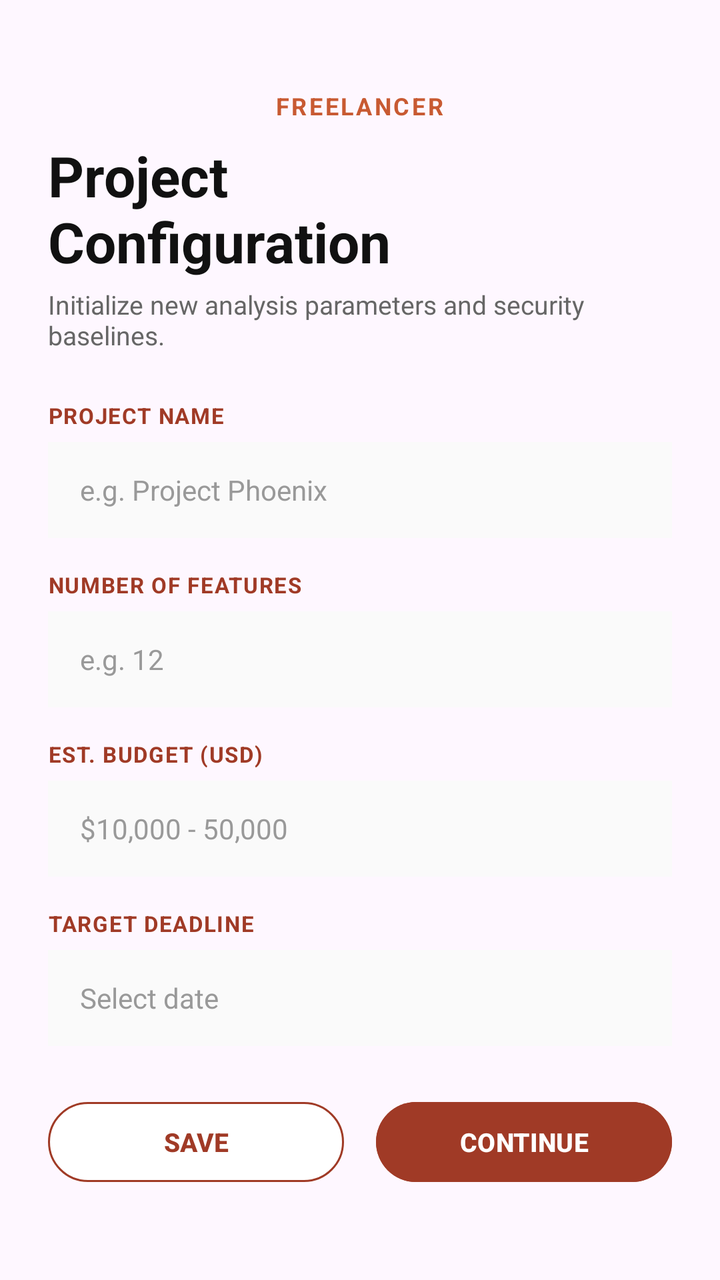
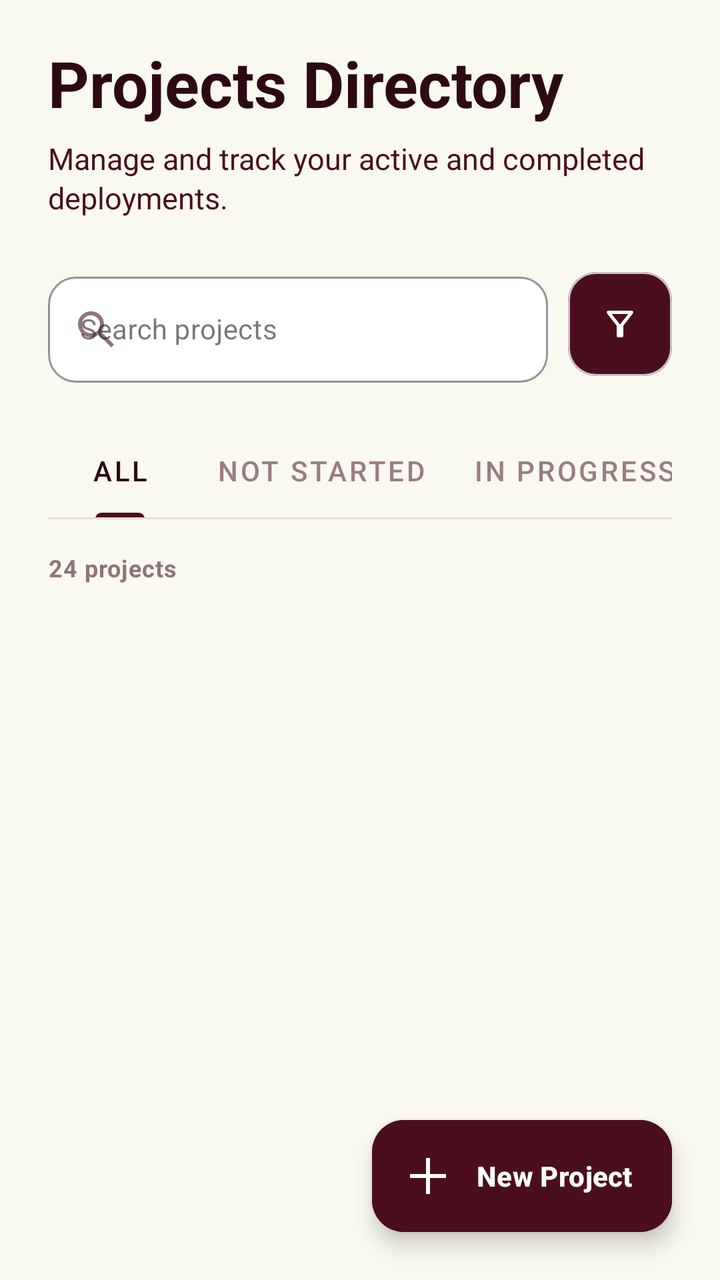

Before-and-after screenshots of an Android layout around one commit, followed by the original layout XML and the change that was made.
<!-- AndroidManifest.xml: application theme Theme.FreeLancer -->
<!-- res/layout/fragment_projects.xml -->
<?xml version="1.0" encoding="utf-8"?>
<ScrollView xmlns:android="http://schemas.android.com/apk/res/android"
    xmlns:app="http://schemas.android.com/apk/res-auto"
    android:layout_width="match_parent"
    android:layout_height="match_parent"

    android:fillViewport="true">

    <LinearLayout
        android:layout_width="match_parent"
        android:layout_height="wrap_content"
        android:gravity="center"
        android:orientation="vertical"
        >


            <LinearLayout
                android:layout_width="match_parent"
                android:layout_height="wrap_content"
                android:orientation="vertical"
                android:padding="24dp">

                
                <TextView
                    android:id="@+id/tvCategory"
                    android:layout_width="wrap_content"
                    android:layout_height="wrap_content"
                    android:layout_gravity="center_horizontal"
                    android:layout_marginBottom="8dp"
                    android:letterSpacing="0.1"
                    android:text="FREELANCER"
                    android:textColor="#C85A32"
                    android:textSize="12sp"
                    android:textStyle="bold" />

                
                <TextView
                    android:id="@+id/tvProjectTitle"
                    android:layout_width="wrap_content"
                    android:layout_height="wrap_content"
                    android:layout_marginBottom="4dp"
                    android:text="Project\nConfiguration"
                    android:textColor="#111111"
                    android:textSize="28sp"
                    android:textStyle="bold" />

                
                <TextView
                    android:id="@+id/tvProjectSubtitle"
                    android:layout_width="wrap_content"
                    android:layout_height="wrap_content"
                    android:layout_marginBottom="24dp"
                    android:text="Initialize new analysis parameters and security baselines."
                    android:textColor="#666666"
                    android:textSize="13sp" />

                
                <LinearLayout
                    android:id="@+id/projectFormContainer"
                    android:layout_width="match_parent"
                    android:layout_height="wrap_content"
                    android:orientation="vertical">

                    
                    <TextView
                        android:layout_width="wrap_content"
                        android:layout_height="wrap_content"
                        android:layout_marginBottom="6dp"
                        android:letterSpacing="0.05"
                        android:text="PROJECT NAME"
                        android:textColor="#A03A26"
                        android:textSize="11sp"
                        android:textStyle="bold" />

                    <EditText
                        android:id="@+id/etProjectName"
                        android:layout_width="match_parent"
                        android:layout_height="48dp"
                        android:layout_marginBottom="16dp"
                        android:background="#FAFAFA"
                        android:hint="e.g. Project Phoenix"
                        android:inputType="text"
                        android:paddingHorizontal="16dp"
                        android:textColor="#111111"
                        android:textColorHint="#999999"
                        android:textSize="14sp" />

                    
                    <TextView
                        android:layout_width="wrap_content"
                        android:layout_height="wrap_content"
                        android:layout_marginBottom="6dp"
                        android:letterSpacing="0.05"
                        android:text="NUMBER OF FEATURES"
                        android:textColor="#A03A26"
                        android:textSize="11sp"
                        android:textStyle="bold" />

                    <EditText
                        android:id="@+id/etFeatures"
                        android:layout_width="match_parent"
                        android:layout_height="48dp"
                        android:layout_marginBottom="16dp"
                        android:background="#FAFAFA"
                        android:hint="e.g. 12"
                        android:inputType="number"
                        android:paddingHorizontal="16dp"
                        android:textColor="#111111"
                        android:textColorHint="#999999"
                        android:textSize="14sp" />

                    
                    <TextView
                        android:layout_width="wrap_content"
                        android:layout_height="wrap_content"
                        android:layout_marginBottom="6dp"
                        android:letterSpacing="0.05"
                        android:text="EST. BUDGET (USD)"
                        android:textColor="#A03A26"
                        android:textSize="11sp"
                        android:textStyle="bold" />

                    <EditText
                        android:id="@+id/etBudget"
                        android:layout_width="match_parent"
                        android:layout_height="48dp"
                        android:layout_marginBottom="16dp"
                        android:background="#FAFAFA"
                        android:hint="$10,000 - 50,000"
                        android:inputType="text"
                        android:paddingHorizontal="16dp"
                        android:textColor="#111111"
                        android:textColorHint="#999999"
                        android:textSize="14sp" />

                    
                    <TextView
                        android:layout_width="wrap_content"
                        android:layout_height="wrap_content"
                        android:layout_marginBottom="6dp"
                        android:letterSpacing="0.05"
                        android:text="TARGET DEADLINE"
                        android:textColor="#A03A26"
                        android:textSize="11sp"
                        android:textStyle="bold" />

                    <EditText
                        android:id="@+id/etDeadline"
                        android:layout_width="match_parent"
                        android:layout_height="48dp"
                        android:layout_marginBottom="24dp"
                        android:background="#FAFAFA"
                        android:clickable="true"
                        android:focusable="false"
                        android:hint="Select date"
                        android:inputType="date"
                        android:paddingHorizontal="16dp"
                        android:textColor="#111111"
                        android:textColorHint="#999999"
                        android:textSize="14sp" />

                    
                    <LinearLayout
                        android:layout_width="match_parent"
                        android:layout_height="wrap_content"
                        android:orientation="horizontal"
                        android:weightSum="2">

                        <Button
                            android:id="@+id/btnSave"
                            android:layout_width="0dp"
                            android:layout_height="48dp"
                            android:layout_marginEnd="8dp"
                            android:layout_weight="1"
                            android:backgroundTint="#FFFFFF"
                            android:text="SAVE"
                            android:textColor="#A03A26"
                            android:textSize="13sp"
                            android:textStyle="bold"
                            app:strokeColor="#A03A26"
                            app:strokeWidth="1dp" />

                        <Button
                            android:id="@+id/btnContinue"
                            android:layout_width="0dp"
                            android:layout_height="48dp"
                            android:layout_marginStart="8dp"
                            android:layout_weight="1"
                            android:backgroundTint="#A03A26"
                            android:text="CONTINUE"
                            android:textColor="#FFFFFF"
                            android:textSize="13sp"
                            android:textStyle="bold" />

                    </LinearLayout>

                </LinearLayout>

            </LinearLayout>


    </LinearLayout>

</ScrollView>
<!-- resources referenced by this layout -->
<resources>
  <style name="Theme.FreeLancer" parent="Base.Theme.FreeLancer" />
  <style name="Base.Theme.FreeLancer" parent="Theme.Material3.DayNight.NoActionBar">
          
          
      </style>
</resources>

<!-- the commit's change to res/layout/fragment_projects.xml (unified diff, before → after) -->
@@ -1,204 +1,287 @@
 <?xml version="1.0" encoding="utf-8"?>
-<ScrollView xmlns:android="http://schemas.android.com/apk/res/android"
+<FrameLayout
+    xmlns:android="http://schemas.android.com/apk/res/android"
     xmlns:app="http://schemas.android.com/apk/res-auto"
     android:layout_width="match_parent"
     android:layout_height="match_parent"
-
-    android:fillViewport="true">
-
-    <LinearLayout
+    android:background="#FAF9F0">
+
+    <androidx.core.widget.NestedScrollView
+        android:id="@+id/scrollProfile"
         android:layout_width="match_parent"
-        android:layout_height="wrap_content"
-        android:gravity="center"
-        android:orientation="vertical"
-        >
-
+        android:layout_height="match_parent"
+        android:layout_marginBottom="82dp"
+        android:clipToPadding="false"
+        android:fillViewport="true"
+        android:paddingBottom="30dp">
+
+        <LinearLayout
+            android:id="@+id/llRoot"
+            android:layout_width="match_parent"
+            android:layout_height="wrap_content"
+            android:orientation="vertical"
+            android:paddingStart="24dp"
+            android:paddingEnd="24dp"
+            android:paddingTop="20dp"
+            android:paddingBottom="110dp">
+
+            
 
             <LinearLayout
-                android:layout_width="match_parent"
-                android:layout_height="wrap_content"
-                android:orientation="vertical"
-                android:padding="24dp">
-
-                
+                android:id="@+id/llHeaderRow"
+                android:layout_width="match_parent"
+                android:layout_height="wrap_content"
+                android:gravity="center_vertical"
+                android:orientation="horizontal">
+
                 <TextView
-                    android:id="@+id/tvCategory"
-                    android:layout_width="wrap_content"
-                    android:layout_height="wrap_content"
-                    android:layout_gravity="center_horizontal"
-                    android:layout_marginBottom="8dp"
-                    android:letterSpacing="0.1"
-                    android:text="FREELANCER"
-                    android:textColor="#C85A32"
-                    android:textSize="12sp"
+                    android:id="@+id/tvProjectsTitle"
+                    android:layout_width="0dp"
+                    android:layout_height="wrap_content"
+                    android:layout_weight="1"
+                    android:lineSpacingExtra="-2dp"
+                    android:text="Projects Directory"
+                    android:textColor="#2D0A13"
+                    android:textSize="32sp"
                     android:textStyle="bold" />
 
-                
-                <TextView
-                    android:id="@+id/tvProjectTitle"
-                    android:layout_width="wrap_content"
-                    android:layout_height="wrap_content"
-                    android:layout_marginBottom="4dp"
-                    android:text="Project\nConfiguration"
-                    android:textColor="#111111"
-                    android:textSize="28sp"
-                    android:textStyle="bold" />
-
-                
-                <TextView
-                    android:id="@+id/tvProjectSubtitle"
-                    android:layout_width="wrap_content"
-                    android:layout_height="wrap_content"
-                    android:layout_marginBottom="24dp"
-                    android:text="Initialize new analysis parameters and security baselines."
-                    android:textColor="#666666"
-                    android:textSize="13sp" />
-
-                
-                <LinearLayout
-                    android:id="@+id/projectFormContainer"
-                    android:layout_width="match_parent"
-                    android:layout_height="wrap_content"
-                    android:orientation="vertical">
-
-                    
-                    <TextView
-                        android:layout_width="wrap_content"
-                        android:layout_height="wrap_content"
-                        android:layout_marginBottom="6dp"
-                        android:letterSpacing="0.05"
-                        android:text="PROJECT NAME"
-                        android:textColor="#A03A26"
-                        android:textSize="11sp"
-                        android:textStyle="bold" />
-
-                    <EditText
-                        android:id="@+id/etProjectName"
-                        android:layout_width="match_parent"
-                        android:layout_height="48dp"
-                        android:layout_marginBottom="16dp"
-                        android:background="#FAFAFA"
-                        android:hint="e.g. Project Phoenix"
-                        android:inputType="text"
-                        android:paddingHorizontal="16dp"
-                        android:textColor="#111111"
-                        android:textColorHint="#999999"
-                        android:textSize="14sp" />
-
-                    
-                    <TextView
-                        android:layout_width="wrap_content"
-                        android:layout_height="wrap_content"
-                        android:layout_marginBottom="6dp"
-                        android:letterSpacing="0.05"
-                        android:text="NUMBER OF FEATURES"
-                        android:textColor="#A03A26"
-                        android:textSize="11sp"
-                        android:textStyle="bold" />
-
-                    <EditText
-                        android:id="@+id/etFeatures"
-                        android:layout_width="match_parent"
-                        android:layout_height="48dp"
-                        android:layout_marginBottom="16dp"
-                        android:background="#FAFAFA"
-                        android:hint="e.g. 12"
-                        android:inputType="number"
-                        android:paddingHorizontal="16dp"
-                        android:textColor="#111111"
-                        android:textColorHint="#999999"
-                        android:textSize="14sp" />
-
-                    
-                    <TextView
-                        android:layout_width="wrap_content"
-                        android:layout_height="wrap_content"
-                        android:layout_marginBottom="6dp"
-                        android:letterSpacing="0.05"
-                        android:text="EST. BUDGET (USD)"
-                        android:textColor="#A03A26"
-                        android:textSize="11sp"
-                        android:textStyle="bold" />
-
-                    <EditText
-                        android:id="@+id/etBudget"
-                        android:layout_width="match_parent"
-                        android:layout_height="48dp"
-                        android:layout_marginBottom="16dp"
-                        android:background="#FAFAFA"
-                        android:hint="$10,000 - 50,000"
-                        android:inputType="text"
-                        android:paddingHorizontal="16dp"
-                        android:textColor="#111111"
-                        android:textColorHint="#999999"
-                        android:textSize="14sp" />
-
-                    
-                    <TextView
-                        android:layout_width="wrap_content"
-                        android:layout_height="wrap_content"
-                        android:layout_marginBottom="6dp"
-                        android:letterSpacing="0.05"
-                        android:text="TARGET DEADLINE"
-                        android:textColor="#A03A26"
-                        android:textSize="11sp"
-                        android:textStyle="bold" />
-
-                    <EditText
-                        android:id="@+id/etDeadline"
-                        android:layout_width="match_parent"
-                        android:layout_height="48dp"
-                        android:layout_marginBottom="24dp"
-                        android:background="#FAFAFA"
-                        android:clickable="true"
-                        android:focusable="false"
-                        android:hint="Select date"
-                        android:inputType="date"
-                        android:paddingHorizontal="16dp"
-                        android:textColor="#111111"
-                        android:textColorHint="#999999"
-                        android:textSize="14sp" />
-
-                    
-                    <LinearLayout
+
+            </LinearLayout>
+
+            <TextView
+                android:id="@+id/tvProjectsSubtitle"
+                android:layout_width="match_parent"
+                android:layout_height="wrap_content"
+                android:layout_marginTop="6dp"
+                android:lineSpacingExtra="2dp"
+                android:text="Manage and track your active and completed deployments."
+                android:textColor="#4A0E1C"
+                android:textSize="15sp" />
+
+            
+
+            <LinearLayout
+                android:id="@+id/llSearchRow"
+                android:layout_width="match_parent"
+                android:layout_height="wrap_content"
+                android:layout_marginTop="24dp"
+                android:gravity="center_vertical"
+                android:orientation="horizontal">
+
+                <com.google.android.material.textfield.TextInputLayout
+                    android:id="@+id/tilProjectSearch"
+                    style="@style/Widget.MaterialComponents.TextInputLayout.OutlinedBox"
+                    android:layout_width="0dp"
+                    android:layout_height="wrap_content"
+                    android:layout_weight="1"
+                    android:hint="Search projects"
+                    app:boxBackgroundColor="#FFFFFF"
+                    app:boxCornerRadiusBottomEnd="14dp"
+                    app:boxCornerRadiusBottomStart="14dp"
+                    app:boxCornerRadiusTopEnd="14dp"
+                    app:boxCornerRadiusTopStart="14dp"
+                    app:boxStrokeColor="#4A0E1C"
+                    app:boxStrokeWidth="1dp"
+                    app:boxStrokeWidthFocused="2dp"
+                    app:startIconDrawable="@drawable/ic_search"
+                    app:startIconTint="#8F747A">
+
+                    <com.google.android.material.textfield.TextInputEditText
+                        android:id="@+id/etProjectSearch"
                         android:layout_width="match_parent"
                         android:layout_height="wrap_content"
-                        android:orientation="horizontal"
-                        android:weightSum="2">
-
-                        <Button
-                            android:id="@+id/btnSave"
-                            android:layout_width="0dp"
-                            android:layout_height="48dp"
-                            android:layout_marginEnd="8dp"
-                            android:layout_weight="1"
-                            android:backgroundTint="#FFFFFF"
-                            android:text="SAVE"
-                            android:textColor="#A03A26"
-                            android:textSize="13sp"
-                            android:textStyle="bold"
-                            app:strokeColor="#A03A26"
-                            app:strokeWidth="1dp" />
-
-                        <Button
-                            android:id="@+id/btnContinue"
-                            android:layout_width="0dp"
-                            android:layout_height="48dp"
-                            android:layout_marginStart="8dp"
-                            android:layout_weight="1"
-                            android:backgroundTint="#A03A26"
-                            android:text="CONTINUE"
-                            android:textColor="#FFFFFF"
-                            android:textSize="13sp"
-                            android:textStyle="bold" />
-
-                    </LinearLayout>
-
-                </LinearLayout>
+                        android:inputType="text"
+                        android:maxLines="1"
+                        android:textColor="#2D0A13"
+                        android:textColorHint="#8F747A"
+                        android:textSize="14sp" />
+
+                </com.google.android.material.textfield.TextInputLayout>
+
+                <com.google.android.material.card.MaterialCardView
+                    android:id="@+id/cvFilter"
+                    android:layout_width="52dp"
+                    android:layout_height="52dp"
+                    android:layout_marginStart="10dp"
+                    android:clickable="true"
+                    android:focusable="true"
+                    android:foreground="?attr/selectableItemBackground"
+                    app:cardBackgroundColor="#4A0E1C"
+                    app:cardCornerRadius="14dp"
+                    app:cardElevation="0dp">
+
+                    <ImageView
+                        android:id="@+id/ivFilter"
+                        android:layout_width="20dp"
+                        android:layout_height="20dp"
+                        android:layout_gravity="center"
+                        android:contentDescription="Filter projects"
+                        android:src="@drawable/ic_filter"
+                        app:tint="#FFFFFF" />
+
+                </com.google.android.material.card.MaterialCardView>
 
             </LinearLayout>
 
-
-    </LinearLayout>
-
-</ScrollView>
+            
+
+            <com.google.android.material.tabs.TabLayout
+                android:id="@+id/projectTabs"
+                android:layout_width="match_parent"
+                android:layout_height="48dp"
+                android:layout_marginTop="20dp"
+                android:background="@android:color/transparent"
+                app:tabIndicatorColor="#4A0E1C"
+                app:tabIndicatorFullWidth="false"
+                app:tabIndicatorHeight="3dp"
+                app:tabMode="scrollable"
+                app:tabRippleColor="@null"
+                app:tabSelectedTextColor="#2D0A13"
+                app:tabTextColor="#9A7C83"
+                app:tabTextAppearance="@style/TextAppearance.MaterialComponents.Button">
+
+                <com.google.android.material.tabs.TabItem
+                    android:layout_width="wrap_content"
+                    android:layout_height="wrap_content"
+                    android:text="All" />
+
+                <com.google.android.material.tabs.TabItem
+                    android:layout_width="wrap_content"
+                    android:layout_height="wrap_content"
+                    android:text="Not Started" />
+
+                <com.google.android.material.tabs.TabItem
+                    android:layout_width="wrap_content"
+                    android:layout_height="wrap_content"
+                    android:text="In Progress" />
+
+                <com.google.android.material.tabs.TabItem
+                    android:layout_width="wrap_content"
+                    android:layout_height="wrap_content"
+                    android:text="Completed" />
+
+            </com.google.android.material.tabs.TabLayout>
+
+            <View
+                android:layout_width="match_parent"
+                android:layout_height="1dp"
+                android:layout_marginTop="-1dp"
+                android:background="#E4DFC9" />
+
+            
+
+            <TextView
+                android:id="@+id/tvResultCount"
+                android:layout_width="match_parent"
+                android:layout_height="wrap_content"
+                android:layout_marginTop="16dp"
+                android:letterSpacing="0.03"
+                android:text="24 projects"
+                android:textColor="#8F747A"
+                android:textSize="12sp"
+                android:textStyle="bold" />
+
+            
+
+            <androidx.recyclerview.widget.RecyclerView
+                android:id="@+id/rvProjects"
+                android:layout_width="match_parent"
+                android:layout_height="wrap_content"
+                android:layout_marginTop="12dp"
+                android:clipToPadding="false"
+                android:nestedScrollingEnabled="false" />
+
+            
+
+            <LinearLayout
+                android:id="@+id/emptyState"
+                android:layout_width="match_parent"
+                android:layout_height="wrap_content"
+                android:layout_marginTop="12dp"
+                android:gravity="center"
+                android:orientation="vertical"
+                android:paddingTop="48dp"
+                android:paddingBottom="48dp"
+                android:visibility="gone">
+
+                <com.google.android.material.card.MaterialCardView
+                    android:layout_width="72dp"
+                    android:layout_height="72dp"
+                    app:cardBackgroundColor="#F1EEDD"
+                    app:cardCornerRadius="22dp"
+                    app:cardElevation="0dp">
+
+                    <ImageView
+                        android:layout_width="30dp"
+                        android:layout_height="30dp"
+                        android:layout_gravity="center"
+                        android:contentDescription="No projects"
+                        android:src="@drawable/ic_folder"
+                        app:tint="#4A0E1C" />
+
+                </com.google.android.material.card.MaterialCardView>
+
+                <TextView
+                    android:id="@+id/tvEmptyTitle"
+                    android:layout_width="wrap_content"
+                    android:layout_height="wrap_content"
+                    android:layout_marginTop="18dp"
+                    android:text="No projects found"
+                    android:textColor="#2D0A13"
+                    android:textSize="18sp"
+                    android:textStyle="bold" />
+
+                <TextView
+                    android:id="@+id/tvEmptySubtitle"
+                    android:layout_width="wrap_content"
+                    android:layout_height="wrap_content"
+                    android:layout_marginTop="4dp"
+                    android:gravity="center"
+                    android:text="Try another search term or status filter."
+                    android:textColor="#8F747A"
+                    android:textSize="13sp" />
+
+                <com.google.android.material.button.MaterialButton
+                    android:id="@+id/btnEmptyCreateProject"
+                    style="@style/Widget.MaterialComponents.Button.OutlinedButton"
+                    android:layout_width="wrap_content"
+                    android:layout_height="44dp"
+                    android:layout_marginTop="18dp"
+                    android:backgroundTint="#FFFFFF"
+                    android:elevation="0dp"
+                    android:paddingStart="20dp"
+                    android:paddingEnd="20dp"
+                    android:text="Create New Project"
+                    android:textAllCaps="false"
+                    android:textColor="#4A0E1C"
+                    android:textSize="13sp"
+                    android:textStyle="bold"
+                    app:cornerRadius="22dp"
+                    app:strokeColor="#4A0E1C"
+                    app:strokeWidth="1.5dp" />
+
+            </LinearLayout>
+
+        </LinearLayout>
+
+    </androidx.core.widget.NestedScrollView>
+
+    
+
+    <com.google.android.material.floatingactionbutton.ExtendedFloatingActionButton
+        android:id="@+id/fabNewProject"
+        android:layout_width="wrap_content"
+        android:layout_height="wrap_content"
+        android:layout_gravity="bottom|end"
+        android:layout_margin="24dp"
+        android:backgroundTint="#4A0E1C"
+        android:text="New Project"
+        android:textAllCaps="false"
+        android:textColor="#FFFFFF"
+        android:textStyle="bold"
+        app:elevation="6dp"
+        app:icon="@drawable/ic_add"
+        app:iconTint="#FFFFFF"
+        app:rippleColor="#8A5A66" />
+
+</FrameLayout>
<!-- resource entries referenced after the edit -->
@@ -1,5 +1,49 @@
 <!-- resources referenced by this layout -->
 <resources>
+  <!-- drawable ic_add (drawable) -->
+  <?xml version="1.0" encoding="utf-8"?>
+  <vector xmlns:android="http://schemas.android.com/apk/res/android"
+      android:width="24dp"
+      android:height="24dp"
+      android:viewportWidth="960"
+      android:viewportHeight="960">
+      <path
+          android:fillColor="#2D0A13"
+          android:pathData="M440,840L440,520L120,520L120,440L440,440L440,120L520,120L520,440L840,440L840,520L520,520L520,840L440,840Z"/>
+  </vector>
+  <!-- drawable ic_filter (drawable) -->
+  <?xml version="1.0" encoding="utf-8"?>
+  <vector xmlns:android="http://schemas.android.com/apk/res/android"
+      android:width="24dp"
+      android:height="24dp"
+      android:viewportWidth="960"
+      android:viewportHeight="960">
+      <path
+          android:fillColor="#2D0A13"
+          android:pathData="M440,800Q423,800 411.5,788.5Q400,777 400,760L400,520L168,224Q153,204 163.5,182Q174,160 200,160L760,160Q786,160 796.5,182Q807,204 792,224L560,520L560,760Q560,777 548.5,788.5Q537,800 520,800L440,800ZM480,492L678,240L282,240L480,492ZM480,492L480,492L480,492Z"/>
+  </vector>
+  <!-- drawable ic_folder (drawable) -->
+  <?xml version="1.0" encoding="utf-8"?>
+  <vector xmlns:android="http://schemas.android.com/apk/res/android"
+      android:width="24dp"
+      android:height="24dp"
+      android:viewportWidth="960"
+      android:viewportHeight="960">
+      <path
+          android:fillColor="#2D0A13"
+          android:pathData="M120,840Q87,840 63.5,816.5Q40,793 40,760L40,240L120,240L120,760Q120,760 120,760Q120,760 120,760L800,760L800,840L120,840ZM280,680Q247,680 223.5,656.5Q200,633 200,600L200,160Q200,127 223.5,103.5Q247,80 280,80L480,80L560,160L840,160Q873,160 896.5,183.5Q920,207 920,240L920,600Q920,633 896.5,656.5Q873,680 840,680L280,680ZM280,600L840,600Q840,600 840,600Q840,600 840,600L840,240Q840,240 840,240Q840,240 840,240L527,240L447,160L280,160Q280,160 280,160Q280,160 280,160L280,600Q280,600 280,600Q280,600 280,600ZM280,600Q280,600 280,600Q280,600 280,600L280,160Q280,160 280,160Q280,160 280,160L280,160L280,240L280,240Q280,240 280,240Q280,240 280,240L280,600Q280,600 280,600Q280,600 280,600Z"/>
+  </vector>
+  <!-- drawable ic_search (drawable) -->
+  <?xml version="1.0" encoding="utf-8"?>
+  <vector xmlns:android="http://schemas.android.com/apk/res/android"
+      android:width="24dp"
+      android:height="24dp"
+      android:viewportWidth="960"
+      android:viewportHeight="960">
+      <path
+          android:fillColor="#2D0A13"
+          android:pathData="M784,840L532,588Q502,612 463,626Q424,640 380,640Q271,640 195.5,564.5Q120,489 120,380Q120,271 195.5,195.5Q271,120 380,120Q489,120 564.5,195.5Q640,271 640,380Q640,424 626,463Q612,502 588,532L840,784L784,840ZM380,560Q455,560 507.5,507.5Q560,455 560,380Q560,305 507.5,252.5Q455,200 380,200Q305,200 252.5,252.5Q200,305 200,380Q200,455 252.5,507.5Q305,560 380,560Z"/>
+  </vector>
   <style name="Theme.FreeLancer" parent="Base.Theme.FreeLancer" />
   <style name="Base.Theme.FreeLancer" parent="Theme.Material3.DayNight.NoActionBar">
           
